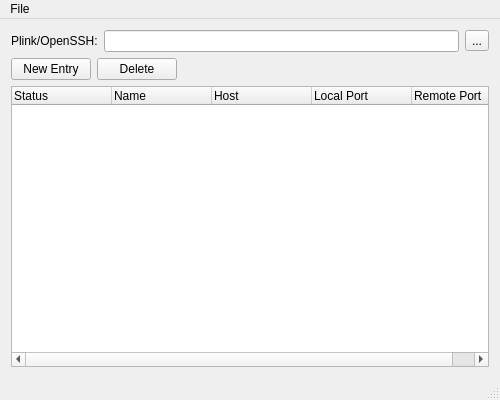
First picture: the form in mainwindow.ui, repository shyim/tunnelmanager, before the edit.
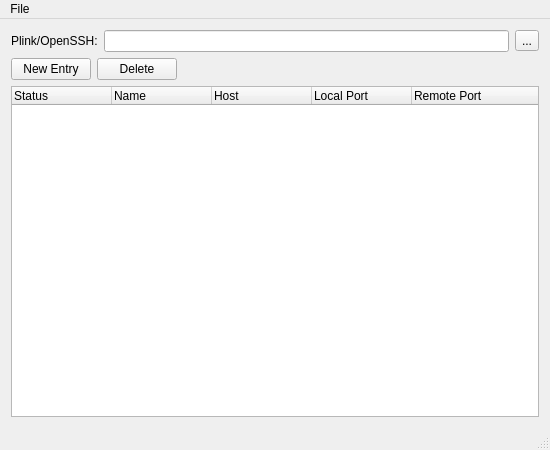
Second picture: the form after the edit.

The edit to the form file:
```diff
--- a/mainwindow.ui
+++ b/mainwindow.ui
@@ -6,8 +6,8 @@
    <rect>
     <x>0</x>
     <y>0</y>
-    <width>500</width>
-    <height>400</height>
+    <width>550</width>
+    <height>450</height>
    </rect>
   </property>
   <property name="windowTitle">
@@ -113,7 +113,7 @@
     <rect>
      <x>0</x>
      <y>0</y>
-     <width>500</width>
+     <width>550</width>
      <height>21</height>
     </rect>
    </property>
```
Left out of the diff: 24 changed lines with no effect on the pictures.
